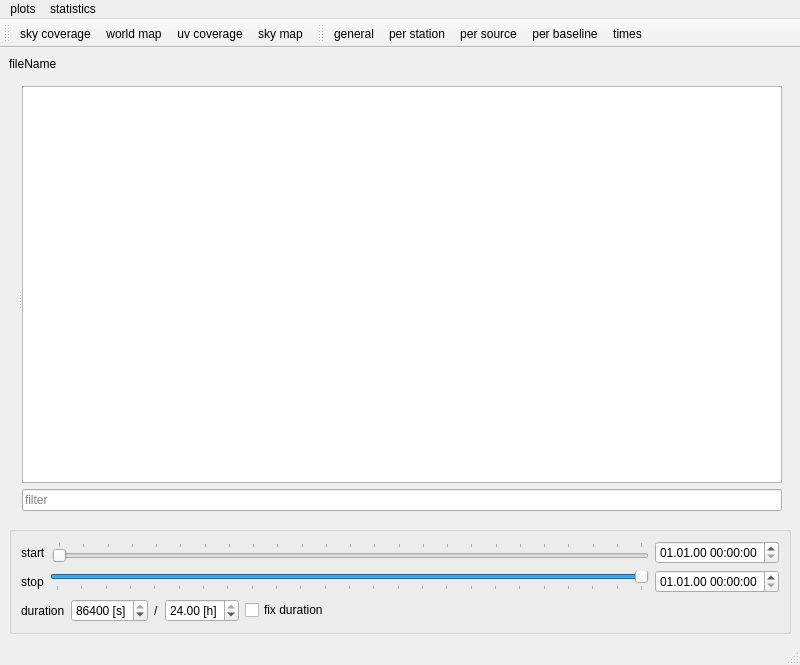
Old version of the form vieschedpp_analyser.ui in the repository TUW-VieVS/VieSchedpp.
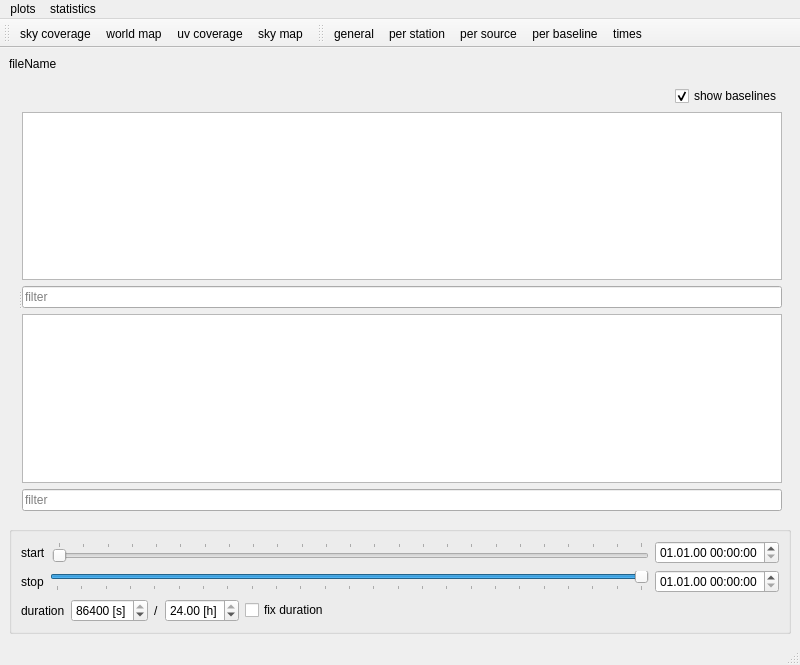
New version of the form. The open tabs and pages were chosen to show the change. Icons and pictures are not drawn.

Patch:
```diff
--- a/vieschedpp_analyser.ui
+++ b/vieschedpp_analyser.ui
@@ -120,6 +120,33 @@
           </widget>
           <widget class="QWidget" name="layoutWidget_3">
            <layout class="QVBoxLayout" name="verticalLayout_11">
+            <item>
+             <layout class="QHBoxLayout" name="horizontalLayout_11">
+              <item>
+               <spacer name="horizontalSpacer_3">
+                <property name="orientation">
+                 <enum>Qt::Horizontal</enum>
+                </property>
+                <property name="sizeHint" stdset="0">
+                 <size>
+                  <width>40</width>
+                  <height>20</height>
+                 </size>
+                </property>
+               </spacer>
+              </item>
+              <item>
+               <widget class="QCheckBox" name="checkBox_showBaselines">
+                <property name="text">
+                 <string>show baselines</string>
+                </property>
+                <property name="checked">
+                 <bool>true</bool>
+                </property>
+               </widget>
+              </item>
+             </layout>
+            </item>
             <item>
              <widget class="QTreeView" name="treeView_worldmap_stations">
               <property name="mouseTracking">
@@ -146,6 +173,35 @@
               </property>
              </widget>
             </item>
+            <item>
+             <widget class="QTreeView" name="treeView_worldmap_baselines">
+              <property name="mouseTracking">
+               <bool>true</bool>
+              </property>
+              <property name="editTriggers">
+               <set>QAbstractItemView::NoEditTriggers</set>
+              </property>
+              <property name="selectionMode">
+               <enum>QAbstractItemView::NoSelection</enum>
+              </property>
+              <property name="sortingEnabled">
+               <bool>true</bool>
+              </property>
+              <attribute name="headerShowSortIndicator" stdset="0">
+               <bool>true</bool>
+              </attribute>
+             </widget>
+            </item>
+            <item>
+             <widget class="QLineEdit" name="lineEdit_worldmapBaselineFilter">
+              <property name="inputMask">
+               <string/>
+              </property>
+              <property name="placeholderText">
+               <string>filter</string>
+              </property>
+             </widget>
+            </item>
            </layout>
           </widget>
          </widget>
```
Left out of the diff: 58 changed lines with no effect on the pictures.
